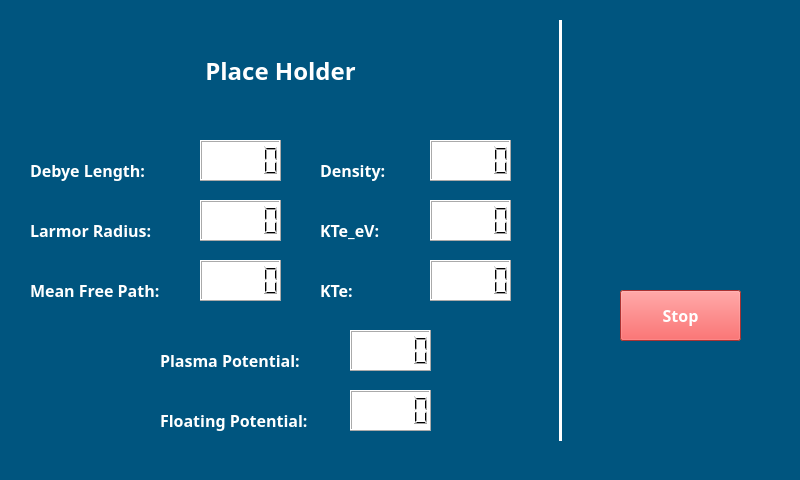
This is RealTimeScreen.ui in RamonMercado/PyQT as Qt 5 draws it before an edit. The edited form follows.
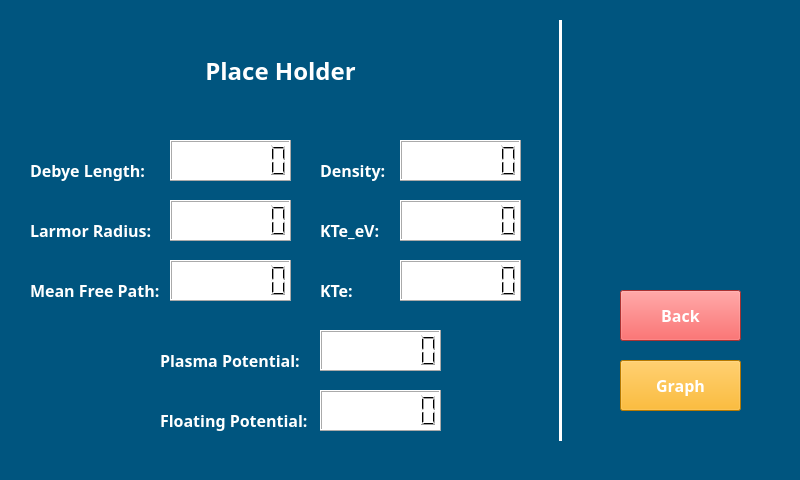
This is the edited form. Icons and pictures are not drawn.

Commit message: A lot of progress! Real time measurements, history screen and graph

```diff
--- a/RealTimeScreen.ui
+++ b/RealTimeScreen.ui
@@ -59,41 +59,50 @@
    <widget class="QLCDNumber" name="DebeyLength_ValueLCD">
     <property name="geometry">
      <rect>
-      <x>200</x>
+      <x>170</x>
       <y>140</y>
-      <width>81</width>
+      <width>121</width>
       <height>41</height>
      </rect>
     </property>
     <property name="styleSheet">
      <string notr="true">background-color: rgb(255, 255, 255);</string>
     </property>
+    <property name="digitCount">
+     <number>7</number>
+    </property>
    </widget>
    <widget class="QLCDNumber" name="LarmorRadius_ValueLCD">
     <property name="geometry">
      <rect>
-      <x>200</x>
+      <x>170</x>
       <y>200</y>
-      <width>81</width>
+      <width>121</width>
       <height>41</height>
      </rect>
     </property>
     <property name="styleSheet">
      <string notr="true">background-color: rgb(255, 255, 255);</string>
     </property>
+    <property name="digitCount">
+     <number>7</number>
+    </property>
    </widget>
    <widget class="QLCDNumber" name="MeanFreePath_ValueLCD">
     <property name="geometry">
      <rect>
-      <x>200</x>
+      <x>170</x>
       <y>260</y>
-      <width>81</width>
+      <width>121</width>
       <height>41</height>
      </rect>
     </property>
     <property name="styleSheet">
      <string notr="true">background-color: rgb(255, 255, 255);</string>
     </property>
+    <property name="digitCount">
+     <number>7</number>
+    </property>
    </widget>
    <widget class="Line" name="line_2">
     <property name="geometry">
@@ -295,7 +304,7 @@
      <rect>
       <x>30</x>
       <y>160</y>
-      <width>181</width>
+      <width>121</width>
       <height>21</height>
      </rect>
     </property>
@@ -322,7 +331,7 @@
      <rect>
       <x>30</x>
       <y>220</y>
-      <width>181</width>
+      <width>131</width>
       <height>21</height>
      </rect>
     </property>
@@ -346,7 +355,7 @@
      <rect>
       <x>30</x>
       <y>280</y>
-      <width>181</width>
+      <width>131</width>
       <height>21</height>
      </rect>
     </property>
@@ -392,9 +401,9 @@
    <widget class="QLCDNumber" name="KTe_eV_ValueLCD">
     <property name="geometry">
      <rect>
-      <x>430</x>
+      <x>400</x>
       <y>200</y>
-      <width>81</width>
+      <width>121</width>
       <height>41</height>
      </rect>
     </property>
@@ -402,6 +411,9 @@
      <string notr="true">
 background-color: rgb(255, 255, 255);</string>
     </property>
+    <property name="digitCount">
+     <number>7</number>
+    </property>
    </widget>
    <widget class="QLabel" name="KTe_eV_Label">
     <property name="geometry">
@@ -454,28 +466,34 @@
    <widget class="QLCDNumber" name="KTe_ValueLCD">
     <property name="geometry">
      <rect>
-      <x>430</x>
+      <x>400</x>
       <y>260</y>
-      <width>81</width>
+      <width>121</width>
       <height>41</height>
      </rect>
     </property>
     <property name="styleSheet">
      <string notr="true">background-color: rgb(255, 255, 255);</string>
     </property>
+    <property name="digitCount">
+     <number>7</number>
+    </property>
    </widget>
    <widget class="QLCDNumber" name="Density_ValueLCD">
     <property name="geometry">
      <rect>
-      <x>430</x>
+      <x>400</x>
       <y>140</y>
-      <width>81</width>
+      <width>121</width>
       <height>41</height>
      </rect>
     </property>
     <property name="styleSheet">
      <string notr="true">background-color: rgb(255, 255, 255);</string>
     </property>
+    <property name="digitCount">
+     <number>7</number>
+    </property>
    </widget>
    <widget class="QLabel" name="PlasmaPotential_Label">
     <property name="geometry">
@@ -504,15 +522,18 @@
    <widget class="QLCDNumber" name="FloatingPotential_ValueLCD">
     <property name="geometry">
      <rect>
-      <x>350</x>
+      <x>320</x>
       <y>390</y>
-      <width>81</width>
+      <width>121</width>
       <height>41</height>
      </rect>
     </property>
     <property name="styleSheet">
      <string notr="true">background-color: rgb(255, 255, 255);</string>
     </property>
+    <property name="digitCount">
+     <number>7</number>
+    </property>
    </widget>
    <widget class="QLabel" name="FloatingPotatial_Label">
     <property name="geometry">
@@ -541,43 +562,18 @@
    <widget class="QLCDNumber" name="PlasmaPotential_ValueLCD">
     <property name="geometry">
      <rect>
-      <x>350</x>
+      <x>320</x>
       <y>330</y>
-      <width>81</width>
+      <width>121</width>
       <height>41</height>
      </rect>
     </property>
     <property name="styleSheet">
      <string notr="true">background-color: rgb(255, 255, 255);</string>
     </property>
-   </widget>
-   <widget class="QPushButton" name="RealTimeRun_Btn">
-    <property name="geometry">
-     <rect>
-      <x>620</x>
-      <y>290</y>
-      <width>121</width>
-      <height>51</height>
-     </rect>
+    <property name="digitCount">
+     <number>7</number>
     </property>
-    <property name="font">
-     <font>
-      <family>Rockwell</family>
-      <pointsize>12</pointsize>
-      <weight>75</weight>
-      <bold>true</bold>
-     </font>
-    </property>
-    <property name="focusPolicy">
-     <enum>Qt::NoFocus</enum>
-    </property>
-    <property name="styleSheet">
-     <string notr="true">background-color: rgb(97, 177, 90);
-color: rgb(255, 255, 255);</string>
-    </property>
-    <property name="text">
-     <string>Run</string>
-    </property>
    </widget>
    <widget class="QPushButton" name="Stop_Btn">
     <property name="geometry">
@@ -607,7 +603,36 @@
      <set>Qt::ImhNone</set>
     </property>
     <property name="text">
-     <string>Stop</string>
+     <string>Back</string>
+    </property>
+   </widget>
+   <widget class="QPushButton" name="Graph_Btn">
+    <property name="geometry">
+     <rect>
+      <x>620</x>
+      <y>360</y>
+      <width>121</width>
+      <height>51</height>
+     </rect>
+    </property>
+    <property name="font">
+     <font>
+      <family>Rockwell</family>
+      <pointsize>12</pointsize>
+      <weight>75</weight>
+      <bold>true</bold>
+     </font>
+    </property>
+    <property name="focusPolicy">
+     <enum>Qt::NoFocus</enum>
+    </property>
+    <property name="styleSheet">
+     <string notr="true">
+background-color: rgb(255, 170, 0);
+color: rgb(255, 255, 255);</string>
+    </property>
+    <property name="text">
+     <string>Graph</string>
     </property>
    </widget>
    <zorder>PlasmaMeter_Label</zorder>
```
Left out of the diff: 8 changed lines with no effect on the pictures. The commit also changes 21 other files.
